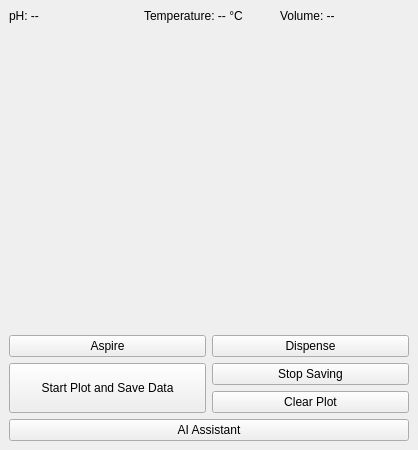
Before: the Qt Designer form syringe_ui/syringe_ui/ui/mainwindow.ui in khkoh23/titration_mycobot2, drawn with Qt 5.
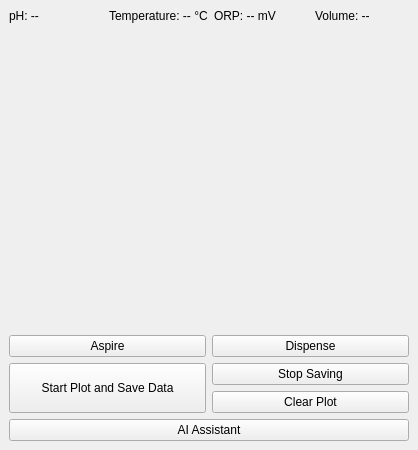
After: the same form once the commit is applied.

What changed in the file:
```diff
--- a/syringe_ui/syringe_ui/ui/mainwindow.ui
+++ b/syringe_ui/syringe_ui/ui/mainwindow.ui
@@ -19,6 +19,11 @@
         <property name="text"><string>Temperature: -- °C</string></property>
        </widget>
       </item>
+      <item>
+       <widget class="QLabel" name="lblORP">
+        <property name="text"><string>ORP: -- mV</string></property>
+       </widget>
+      </item>
       <item>
        <widget class="QLabel" name="lblVol">
         <property name="text"><string>Volume: --</string></property>
```
